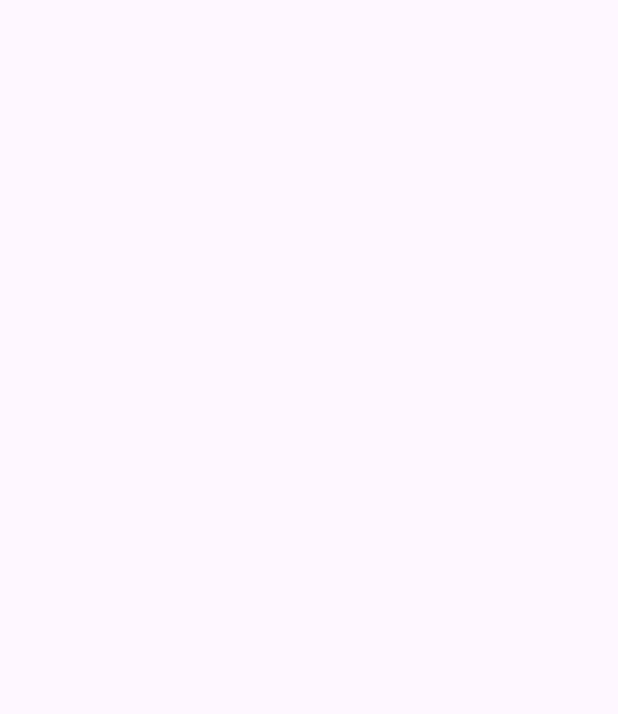
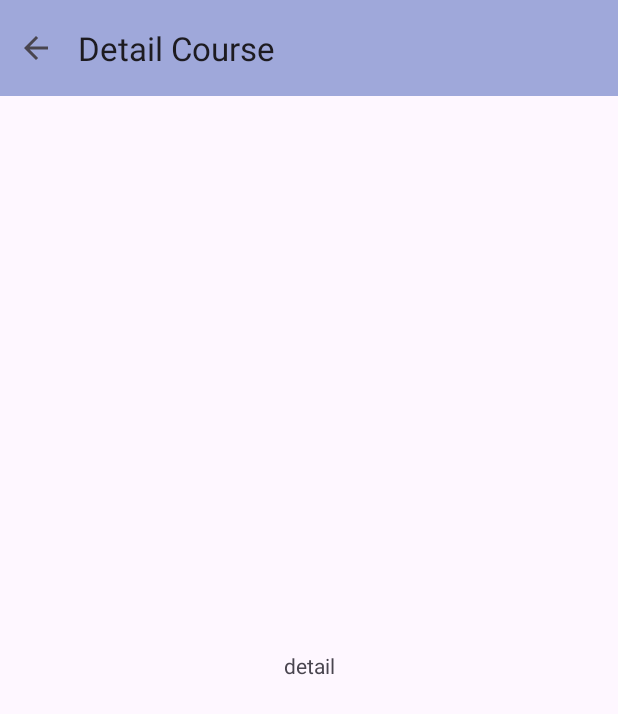
Before and after one commit to YanLynn/universalYoga, an Android app: the DetailCourseActivity screen opened directly, with no data from a screen before it, on a phone screen of 412 x 824 dp. Before the commit the part shown is empty. Shown: the top 714 px of the screen. Run offline under Robolectric (Android 15) with nearby library versions, the phone set to English and light mode, and no system bars.

Commit message:
complete course list appber drawer and drawertoggle

```diff
--- a/app/src/main/AndroidManifest.xml
+++ b/app/src/main/AndroidManifest.xml
@@ -13,7 +13,7 @@
         android:theme="@style/Theme.UniversalYoga"
         tools:targetApi="31">
         <activity
-            android:name=".Activity.DetailCourseActivity"
+            android:name=".Activity.Course.DetailCourseActivity"
             android:exported="false" />
         <activity
             android:name=".Activity.Course.AddCourseActivity"
--- /dev/null
+++ b/app/src/main/java/com/example/universalyoga/Activity/Course/DetailCourseActivity.kt
@@ -0,0 +1,40 @@
+package com.example.universalyoga.Activity.Course
+
+import android.os.Bundle
+import android.view.MenuItem
+import androidx.activity.enableEdgeToEdge
+import androidx.appcompat.app.AppCompatActivity
+import androidx.core.view.ViewCompat
+import androidx.core.view.WindowInsetsCompat
+import com.example.universalyoga.R
+import com.example.universalyoga.databinding.ActivityDetailCourseBinding
+
+class DetailCourseActivity : AppCompatActivity() {
+    private lateinit var binding: ActivityDetailCourseBinding
+    override fun onCreate(savedInstanceState: Bundle?) {
+        super.onCreate(savedInstanceState)
+        enableEdgeToEdge()
+        binding = ActivityDetailCourseBinding.inflate(layoutInflater)
+        setContentView(binding.root)
+
+        setSupportActionBar(binding.toolbar)
+        supportActionBar?.title = "Detail Course"
+        supportActionBar?.setDisplayHomeAsUpEnabled(true) // enable back button
+
+        ViewCompat.setOnApplyWindowInsetsListener(findViewById(R.id.main)) { v, insets ->
+            val systemBars = insets.getInsets(WindowInsetsCompat.Type.systemBars())
+            v.setPadding(systemBars.left, systemBars.top, systemBars.right, systemBars.bottom)
+            insets
+        }
+    }
+    //handle back button press
+    override fun onOptionsItemSelected(item: MenuItem): Boolean {
+        return when(item.itemId){
+            android.R.id.home -> {
+                finish() // close the current activity and return to the previous one
+                true
+            }
+            else -> super.onOptionsItemSelected(item)
+        }
+    }
+}
--- a/app/src/main/java/com/example/universalyoga/Activity/DetailCourseActivity.kt
+++ /dev/null
@@ -1,21 +0,0 @@
-package com.example.universalyoga.Activity
-
-import android.os.Bundle
-import androidx.activity.enableEdgeToEdge
-import androidx.appcompat.app.AppCompatActivity
-import androidx.core.view.ViewCompat
-import androidx.core.view.WindowInsetsCompat
-import com.example.universalyoga.R
-
-class DetailCourseActivity : AppCompatActivity() {
-    override fun onCreate(savedInstanceState: Bundle?) {
-        super.onCreate(savedInstanceState)
-        enableEdgeToEdge()
-        setContentView(R.layout.activity_detail_course)
-        ViewCompat.setOnApplyWindowInsetsListener(findViewById(R.id.main)) { v, insets ->
-            val systemBars = insets.getInsets(WindowInsetsCompat.Type.systemBars())
-            v.setPadding(systemBars.left, systemBars.top, systemBars.right, systemBars.bottom)
-            insets
-        }
-    }
-}
--- a/app/src/main/java/com/example/universalyoga/Adapter/CourseAdapter.kt
+++ b/app/src/main/java/com/example/universalyoga/Adapter/CourseAdapter.kt
@@ -6,7 +6,7 @@ import android.content.Intent
 import android.view.LayoutInflater
 import android.view.ViewGroup
 import androidx.recyclerview.widget.RecyclerView
-import com.example.universalyoga.Activity.DetailCourseActivity
+import com.example.universalyoga.Activity.Course.DetailCourseActivity
 import com.example.universalyoga.DBHelper.CourseDBHelper
 import com.example.universalyoga.Models.Course
 import com.example.universalyoga.byteArrayToBitmap
--- a/app/src/main/res/layout/activity_detail_course.xml
+++ b/app/src/main/res/layout/activity_detail_course.xml
@@ -5,6 +5,59 @@
     android:id="@+id/main"
     android:layout_width="match_parent"
     android:layout_height="match_parent"
-    tools:context=".Activity.DetailCourseActivity">
+    tools:context=".Activity.Course.DetailCourseActivity">
+
+
+    <androidx.drawerlayout.widget.DrawerLayout
+        android:layout_width="match_parent"
+        android:layout_height="match_parent"
+        android:id="@+id/drawerLayout"
+        tools:context=".MainActivity">
+
+        <com.google.android.material.appbar.AppBarLayout
+            android:id="@+id/layout"
+            android:layout_width="match_parent"
+            android:layout_height="match_parent"
+            android:orientation="vertical">
+
+            <androidx.appcompat.widget.Toolbar
+                android:id="@+id/toolbar"
+                android:layout_width="match_parent"
+                android:layout_height="wrap_content"
+                android:background="@color/appbar"
+                android:minHeight="?attr/actionBarSize"
+                android:theme="@style/ThemeOverlay.Material3.Search"
+                app:popupTheme="@style/ThemeOverlay.AppCompat.Light"
+                app:layout_constraintEnd_toEndOf="parent"
+                app:layout_constraintStart_toStartOf="parent"
+                app:layout_constraintTop_toTopOf="parent" />
+
+
+
+
+            <TextView
+                android:layout_width="match_parent"
+                android:layout_height="match_parent"
+                android:text="detail"
+                android:gravity="center"/>
+
+
+            <FrameLayout
+                android:id="@+id/content_frame"
+                android:layout_width="match_parent"
+                android:layout_height="match_parent"/>
+        </com.google.android.material.appbar.AppBarLayout>
+
+        <!-- Navigation drawer -->
+        <com.google.android.material.navigation.NavigationView
+            android:id="@+id/nav_view"
+            android:layout_width="wrap_content"
+            android:layout_height="match_parent"
+            android:layout_gravity="start"
+            app:headerLayout="@layout/nav_header"
+            app:menu="@menu/drawer_menu"
+            />
+
+    </androidx.drawerlayout.widget.DrawerLayout>
 
 </androidx.constraintlayout.widget.ConstraintLayout>
```
Also changed, not shown: app/src/main/res/layout/activity_main.xml (+4 -6 lines), app/src/main/res/layout/addbar_and_drawerlayout.xml (deleted, +0 -10 lines), app/src/main/res/layout/appbar.xml (deleted, +0 -28 lines), app/src/main/res/layout/drawerbar.xml (deleted, +0 -27 lines), app/src/main/res/layout/nav_layout.xml (deleted, +0 -18 lines).
